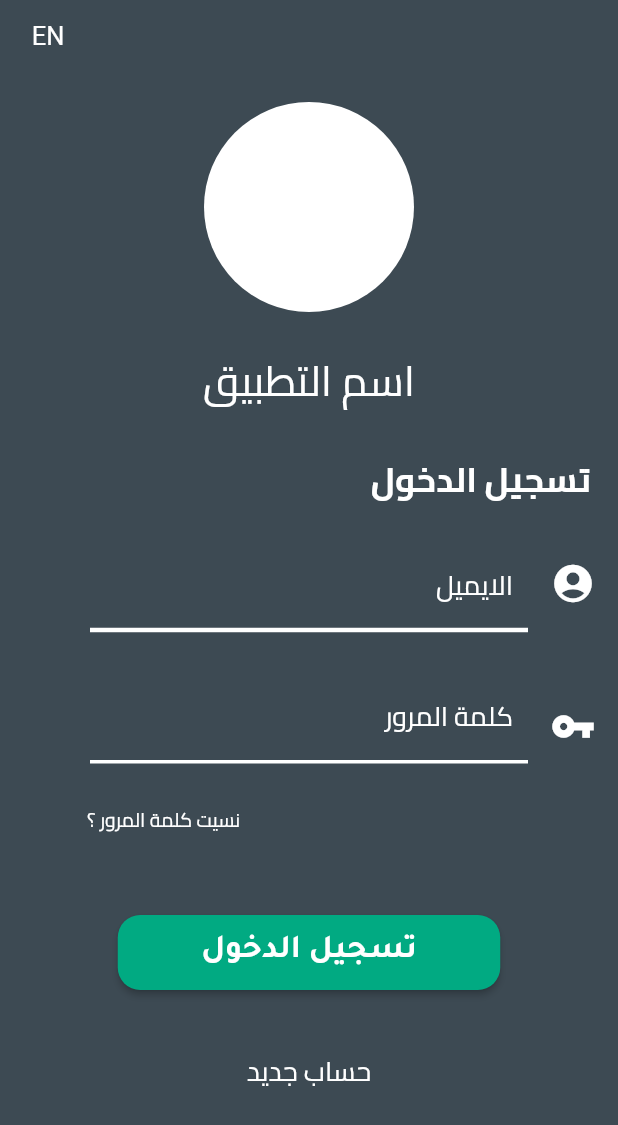
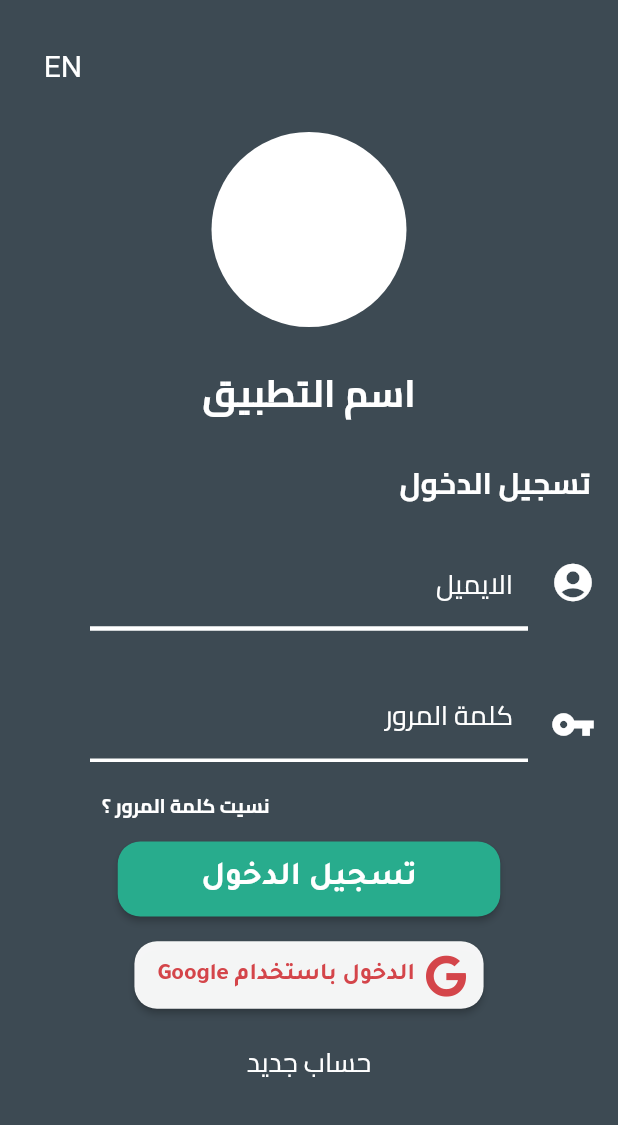
Before and after one commit to AbdulwahabJ/ApplicationMobile, a Flutter app: the screen it shows after launch, on a phone screen of 412 x 824 dp. Shown: the top 1125 px of the screen. Run offline on Flutter 3.47's test engine with Material 2 defaults, Android fonts, the phone set to English and light mode, and no system bars; our stand-ins replace firebase_auth, firebase_core, font_awesome_flutter, google_sign_in; accounts and stored records are empty.

Commit message:
Authentication with google

```diff
--- a/lib/Widgets.dart/texts.dart
+++ b/lib/Widgets.dart/texts.dart
@@ -13,16 +13,22 @@ class LanguageText extends StatelessWidget {
     return Row(
       mainAxisAlignment: MainAxisAlignment.end, //.........
       children: [
-        TextButton(
+        Padding(
+          padding: const EdgeInsets.only(
+            top: 20,
+            left: 10,
+          ),
+          child: TextButton(
             style: TextButton.styleFrom(
               primary: Colors.white,
               textStyle: const TextStyle(
-              fontSize: 17,
+                fontSize: 20,
               ),
               // backgroundColor: Colors.white,
             ),
             onPressed: () {},
             child: const Text('EN'),
+          ),
         ),
       ],
     );
@@ -44,7 +50,7 @@ class LogInText extends StatelessWidget {
             title,
             style: const TextStyle(
               color: Colors.white,
-              fontSize: (23),
+              fontSize: (20),
               fontFamily: 'cairo',
               fontWeight: FontWeight.bold,
             ),
@@ -64,13 +70,14 @@ class ForgetPasswordText extends StatelessWidget {
       mainAxisAlignment: MainAxisAlignment.end,
       children: [
         Padding(
-          padding: const EdgeInsets.only(top: 8.0, left: 50.0),
+          padding: const EdgeInsets.only(left: 60.0),
           child: TextButton(
             style: TextButton.styleFrom(
               primary: Colors.white,
               textStyle: const TextStyle(
                 fontSize: 13,
                 fontFamily: 'cairo',
+                fontWeight: FontWeight.bold,
               ),
               // backgroundColor: Colors.white,
             ),
@@ -97,7 +104,7 @@ class NewAccountText extends StatelessWidget {
       mainAxisAlignment: MainAxisAlignment.center,
       children: [
         Padding(
-          padding: const EdgeInsets.only(top: 30.0),
+          padding: const EdgeInsets.only(top: 10.0),
           child: TextButton(
             style: TextButton.styleFrom(
               primary: Colors.white,
--- a/lib/main.dart
+++ b/lib/main.dart
@@ -3,6 +3,8 @@
 import 'package:flutter/material.dart';
 import 'package:flutter_localizations/flutter_localizations.dart';
 import 'package:my_report/screens/sign_in_screen.dart';
+import 'package:provider/provider.dart';
+import 'provider/google_signin.dart';
 import 'screens/forgetpasswoed_screen.dart';
 import 'screens/home_screen.dart';
 import 'screens/sign_up_screen.dart';
@@ -19,8 +21,9 @@ class MyApp extends StatelessWidget {
 
   // This widget is the root of your application.
   @override
-  Widget build(BuildContext context) {
-    return MaterialApp(
+  Widget build(BuildContext context) => ChangeNotifierProvider(
+        create: (context) => GoogleSignInProvider(),
+        child: MaterialApp(
           debugShowCheckedModeBanner: false,
 
           localizationsDelegates: [
@@ -41,6 +44,6 @@ class MyApp extends StatelessWidget {
             ForgetPasswordScreen.screenRoute: (ctx) => ForgetPasswordScreen(),
             HomeScreen.screenRoute: (ctx) => HomeScreen(),
           },
+        ),
       );
 }
-}
--- /dev/null
+++ b/lib/provider/google_signin.dart
@@ -0,0 +1,25 @@
+import 'package:firebase_auth/firebase_auth.dart';
+import 'package:flutter/cupertino.dart';
+import 'package:flutter/material.dart';
+import 'package:google_sign_in/google_sign_in.dart';
+
+class GoogleSignInProvider extends ChangeNotifier {
+  //
+  final googleSignIn = GoogleSignIn();
+  GoogleSignInAccount? _user;
+  GoogleSignInAccount get user => _user!;
+  //
+  Future googleLogin() async {
+    final googleUser = await googleSignIn.signIn();
+    if (googleUser == null) return;
+    _user = googleUser;
+    final googleAuth = await googleUser.authentication;
+    //credential
+    final credential = GoogleAuthProvider.credential(
+      accessToken: googleAuth.accessToken,
+      idToken: googleAuth.idToken,
+    );
+    await FirebaseAuth.instance.signInWithCredential(credential);
+    notifyListeners();
+  }
+}
--- a/lib/screens/home_screen.dart
+++ b/lib/screens/home_screen.dart
@@ -40,8 +40,7 @@ class _HomeScreenState extends State<HomeScreen> {
   }
 
   @override
-  Widget build(BuildContext context) {
-    return Scaffold(
+  Widget build(BuildContext context) => Scaffold(
       backgroundColor: Color(0xff3D4A53),
       body: Column(
         mainAxisAlignment: MainAxisAlignment.center,
@@ -59,4 +58,3 @@ class _HomeScreenState extends State<HomeScreen> {
       ),
     );
   }
-}
--- a/lib/screens/sign_in_Screen.dart
+++ b/lib/screens/sign_in_Screen.dart
@@ -4,16 +4,43 @@ import 'package:firebase_auth/firebase_auth.dart';
 import 'package:flutter/src/foundation/key.dart';
 import 'package:flutter/src/widgets/framework.dart';
 import 'package:flutter/material.dart';
+import 'package:font_awesome_flutter/font_awesome_flutter.dart';
+import 'package:google_sign_in/google_sign_in.dart';
+import 'package:provider/provider.dart';
 
 import '../Widgets.dart/buttons.dart';
 import '../Widgets.dart/texts.dart';
 import '../Widgets.dart/fields.dart';
+import '../provider/google_signin.dart';
 
-class SignInScreen extends StatelessWidget {
+class SignInScreen extends StatefulWidget {
   static const screenRoute = '/signin_screen';
 
   SignInScreen({Key? key}) : super(key: key);
 
+  @override
+  State<SignInScreen> createState() => _SignInScreenState();
+}
+
+class _SignInScreenState extends State<SignInScreen> {
+  //
+  // GoogleSignIn googleSignIn = GoogleSignIn();
+  // //
+  // Future<void> signIn() async {
+  //   GoogleSignInAccount account = (await googleSignIn.signIn())!;
+  //   GoogleSignInAuthentication authentication = await account.authentication;
+  //   AuthCredential credential = GoogleAuthProvider.credential(
+  //       idToken: authentication.idToken,
+  //       accessToken: authentication.accessToken);
+  //   final UserCredential authResult =
+  //       await _auth.signInWithCredential(credential);
+  //   final User? user = authResult.user;
+  //   if (user != null) {
+  //     print(user.email);
+  //   }
+  // }
+
+  //
   @override
   Widget build(BuildContext context) {
     return Scaffold(
@@ -30,7 +57,7 @@ class SignInScreen extends StatelessWidget {
               ),
               //..
               CircleAvatar(
-                radius: 70.0,
+                radius: 65.0,
                 backgroundColor: Colors.white,
               ),
               //..
@@ -43,22 +70,77 @@ class SignInScreen extends StatelessWidget {
                   'اسم التطبيق',
                   style: TextStyle(
                     color: Colors.white,
-                    fontSize: 28,
+                    fontSize: 25,
                     fontFamily: 'cairo',
+                    fontWeight: FontWeight.bold,
                   ),
                 ),
               ),
+              // SizedBox(
+              //   height: 20,
+              // ),
               LogInText(title: 'تسجيل الدخول'),
               BottomBorderfield(),
               ForgetPasswordText(),
               //..
-              SizedBox(
-                height: 40,
+
+              //..
+              // Button(
+              //   buttonText: 'تسجيل الدخول',
+              //   onPressed: () {
+              //     signIn();
+              //   },
+              // ),
+              ElevatedButton(
+                style: ElevatedButton.styleFrom(
+                  shape: RoundedRectangleBorder(
+                    borderRadius: BorderRadius.circular(15.0),
+                  ),
+                  minimumSize: Size(255, 50),
+                  primary: Color.fromARGB(255, 40, 172, 141),
+                  onPrimary: Colors.white,
+                  textStyle: TextStyle(
+                    fontSize: 22,
+                    fontFamily: 'tajawal',
+                    fontWeight: FontWeight.bold,
+                  ),
+                ),
+                onPressed: () {},
+                child: Text(
+                  'تسجيل الدخول',
+                ),
               ),
-              //..
-              Button(
-                buttonText: 'تسجيل الدخول',
-                onPressed: () {},
+
+              Padding(
+                padding: const EdgeInsets.only(top: 15.0),
+                child: ElevatedButton.icon(
+                  style: ElevatedButton.styleFrom(
+                    shape: RoundedRectangleBorder(
+                      borderRadius: BorderRadius.circular(15.0),
+                    ),
+                    minimumSize: Size(100, 45),
+                    primary: Color.fromARGB(242, 255, 255, 255),
+                    onPrimary: Color.fromARGB(248, 211, 64, 69),
+                    textStyle: TextStyle(
+                      fontSize: 16,
+                      fontFamily: 'tajawal',
+                      fontWeight: FontWeight.bold,
+                    ),
+                  ),
+                  onPressed: () {
+                    final provider = Provider.of<GoogleSignInProvider>(context,
+                        listen: false);
+                    provider.googleLogin();
+                  },
+                  label: Text(
+                    'الدخول باستخدام Google',
+                  ),
+                  icon: FaIcon(
+                    FontAwesomeIcons.google,
+                    color: Color.fromARGB(248, 211, 64, 69),
+                    size: 28,
+                  ),
+                ),
               ),
               NewAccountText(text: 'حساب جديد'),
             ],
--- a/lib/screens/sign_up_screen.dart
+++ b/lib/screens/sign_up_screen.dart
@@ -1,4 +1,4 @@
-// ignore_for_file: prefer_const_constructors, prefer_const_literals_to_create_immutables, empty_catches, unused_local_variable, use_build_context_synchronously, avoid_print
+// ignore_for_file: prefer_const_constructors, prefer_const_literals_to_create_immutables, empty_catches, unused_local_variable, use_build_context_synchronously, avoid_print, must_be_immutable
 
 import 'package:firebase_auth/firebase_auth.dart';
 import 'package:flutter/src/foundation/key.dart';
@@ -9,14 +9,14 @@ import '../Widgets.dart/app_icons.dart';
 import '../Widgets.dart/buttons.dart';
 import '../Widgets.dart/fields.dart';
 import '../Widgets.dart/texts.dart';
-import 'forgetpasswoed_screen.dart';
 import 'home_screen.dart';
 
 class SignUpScreen extends StatelessWidget {
   static const screenRoute = '/signup_screen';
+  SignUpScreen({Key? key}) : super(key: key);
+
   final _auth = FirebaseAuth.instance;
 
-  SignUpScreen({Key? key}) : super(key: key);
   late String name;
   late String email;
   late String password;
@@ -176,6 +176,8 @@ class SignUpScreen extends StatelessWidget {
                   ),
                 ),
                 onPressed: () async {
+                  print(email);
+                  print(password);
                   try {
                     final newUser = await _auth.createUserWithEmailAndPassword(
                         email: email, password: password);
```
Also changed, not shown: pubspec.yaml (+10 -1 lines), pubspec.lock, 3 other files. Lines whose indentation alone changed are shown as unchanged.
